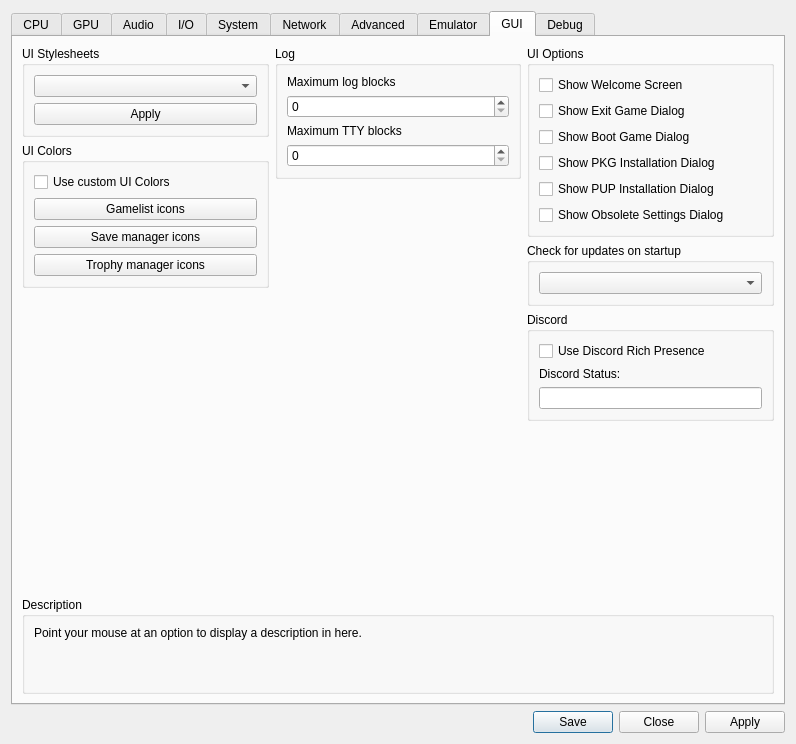
RPCS3/rpcs3, file rpcs3/rpcs3qt/settings_dialog.ui: the form before one commit.
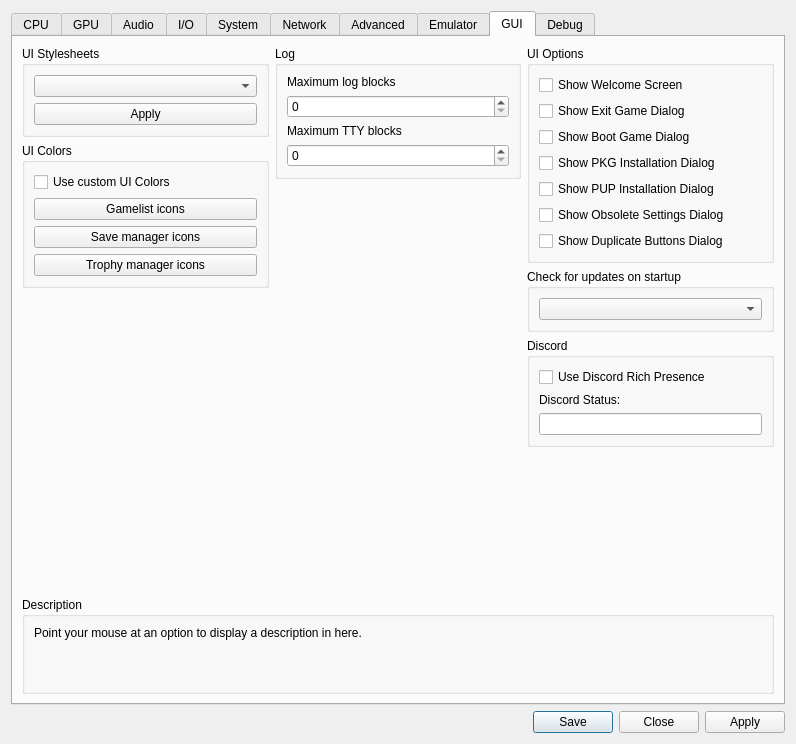
The form after the commit. The open tabs and pages were chosen to show the change. Icons and pictures are not drawn.

Commit message: pad settings: Check duplicate button assignment

```diff
--- a/rpcs3/rpcs3qt/settings_dialog.ui
+++ b/rpcs3/rpcs3qt/settings_dialog.ui
@@ -3395,6 +3395,13 @@
                 </property>
                </widget>
               </item>
+              <item>
+               <widget class="QCheckBox" name="cb_show_same_buttons_dialog">
+                <property name="text">
+                 <string>Show Duplicate Buttons Dialog</string>
+                </property>
+               </widget>
+              </item>
               <item>
                <spacer name="guiTabSpacerRight">
                 <property name="orientation">
```
The commit also changes 5 other files.
